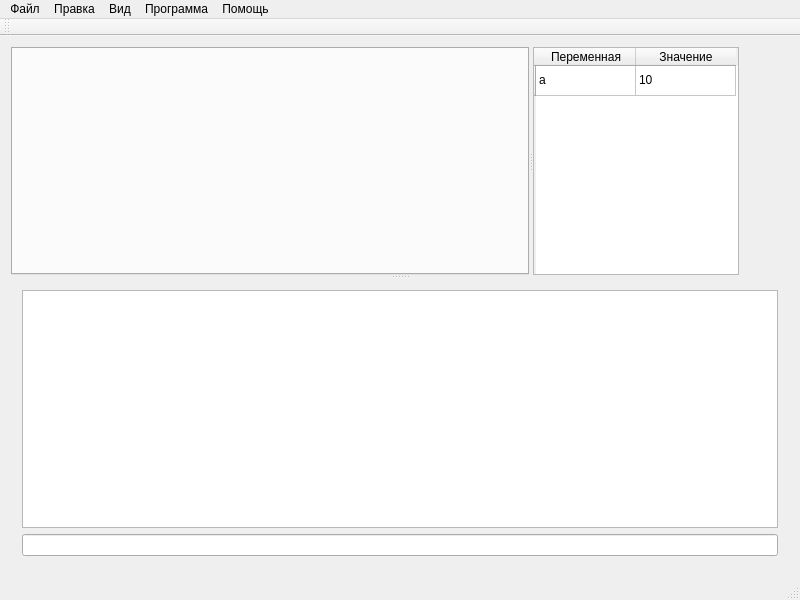
This is mainwindow.ui in NOOBS-DevTeam/Appendix as Qt 5 draws it before an edit. The edited form follows.
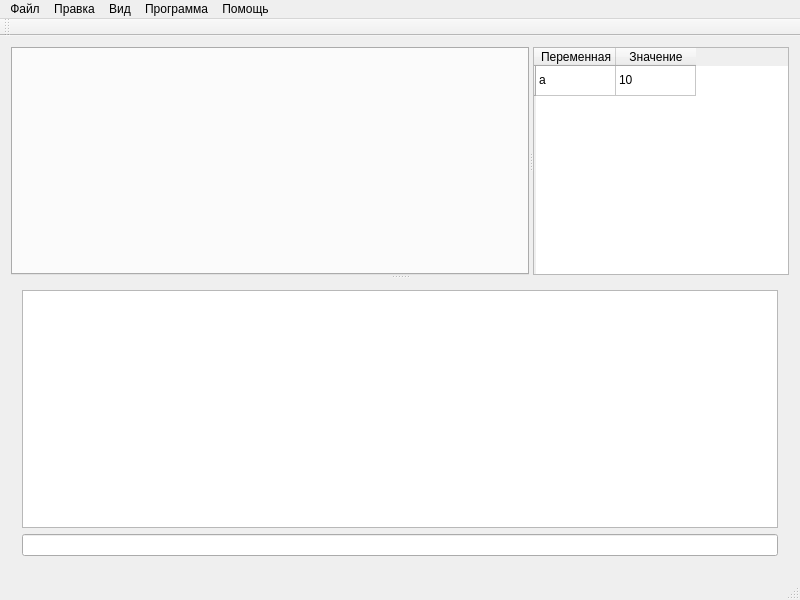
This is the edited form.

Commit message: Добавлены Open и Load диалоги

The edit to the form file:
```diff
--- a/mainwindow.ui
+++ b/mainwindow.ui
@@ -75,18 +75,6 @@
           <verstretch>0</verstretch>
          </sizepolicy>
         </property>
-        <property name="minimumSize">
-         <size>
-          <width>206</width>
-          <height>0</height>
-         </size>
-        </property>
-        <property name="maximumSize">
-         <size>
-          <width>206</width>
-          <height>631</height>
-         </size>
-        </property>
         <property name="sizeIncrement">
          <size>
           <width>0</width>
@@ -108,6 +96,9 @@
         <property name="horizontalScrollBarPolicy">
          <enum>Qt::ScrollBarAsNeeded</enum>
         </property>
+        <attribute name="horizontalHeaderDefaultSectionSize">
+         <number>80</number>
+        </attribute>
         <row>
          <property name="text">
           <string/>
```
Left out of the diff: 17 changed lines with no effect on the pictures. The commit also changes 2 other files.
